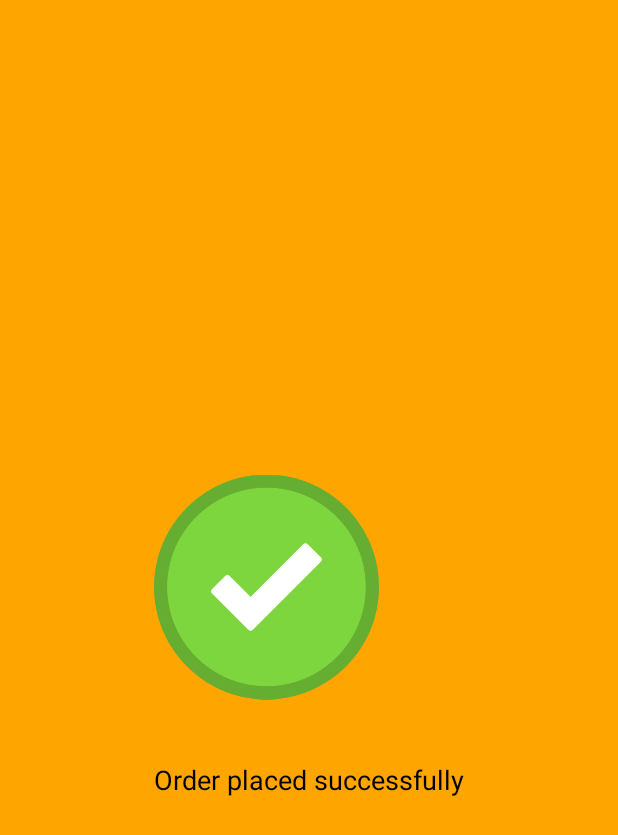
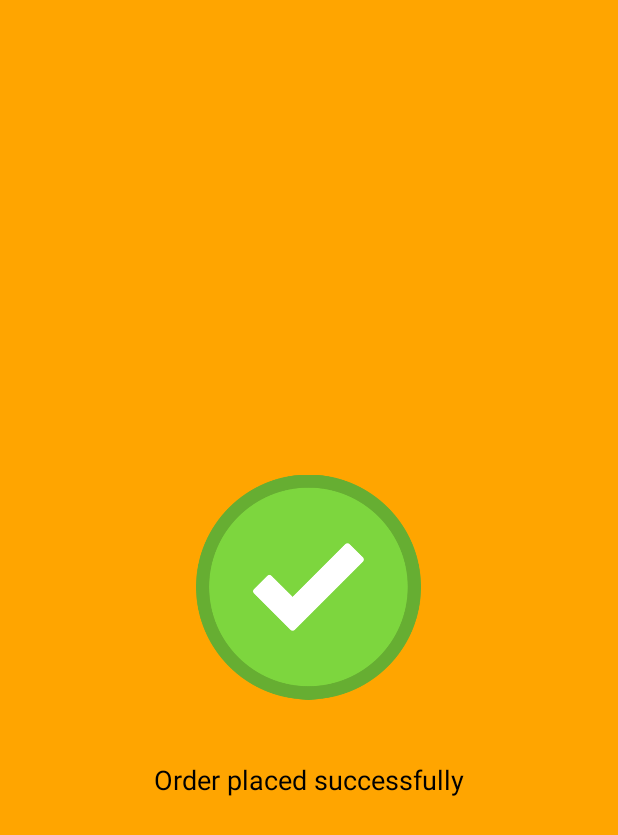
Before and after one commit to Vora-Namra/QuickShop, an Android app: the SplashScreenActivity screen opened directly, with no data from a screen before it, on a phone screen of 412 x 824 dp. Shown: the top 835 px of the screen. Run offline under Robolectric (Android 15) with nearby library versions, the phone set to English and light mode, and no system bars.

Commit message:
manging splash screen

```diff
--- a/app/src/main/res/layout/activity_splash_screen.xml
+++ b/app/src/main/res/layout/activity_splash_screen.xml
@@ -9,6 +9,7 @@
         android:id="@+id/imageView"
         android:layout_width="150dp"
         android:layout_height="200dp"
+        android:layout_centerInParent="true"
         android:contentDescription="placed"
         android:src="@drawable/checked" />
 
@@ -19,6 +20,7 @@
         android:layout_below="@id/imageView"
         android:layout_marginTop="16dp"
         android:textSize="18sp"
+        android:layout_centerInParent="true"
 
         android:textColor="@android:color/black" />
 </RelativeLayout>
```
